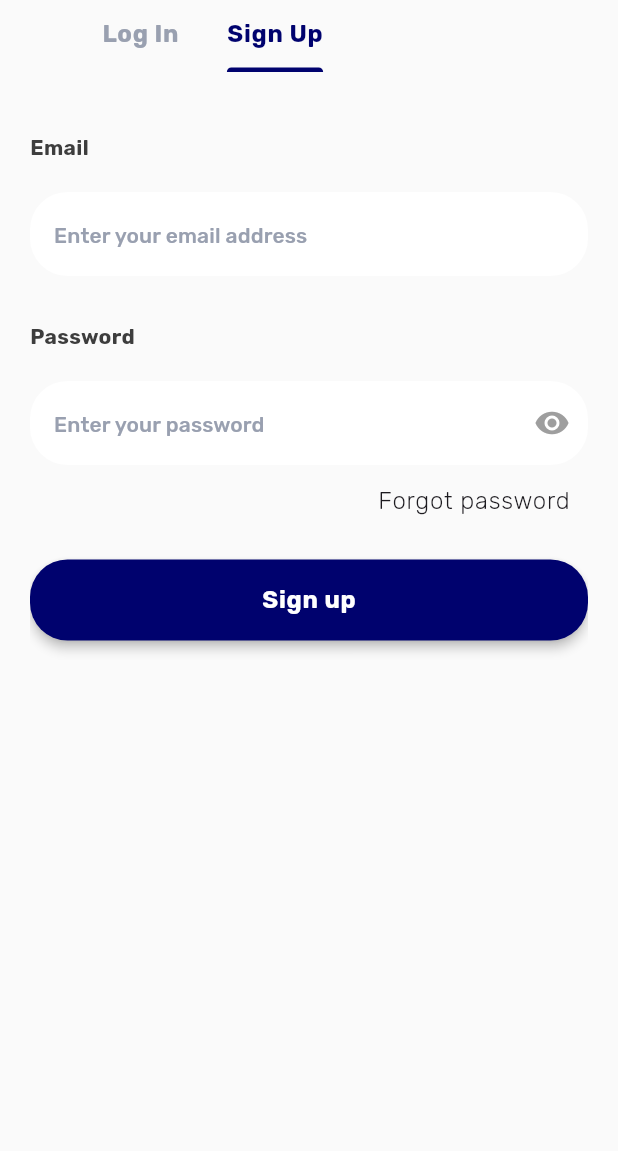
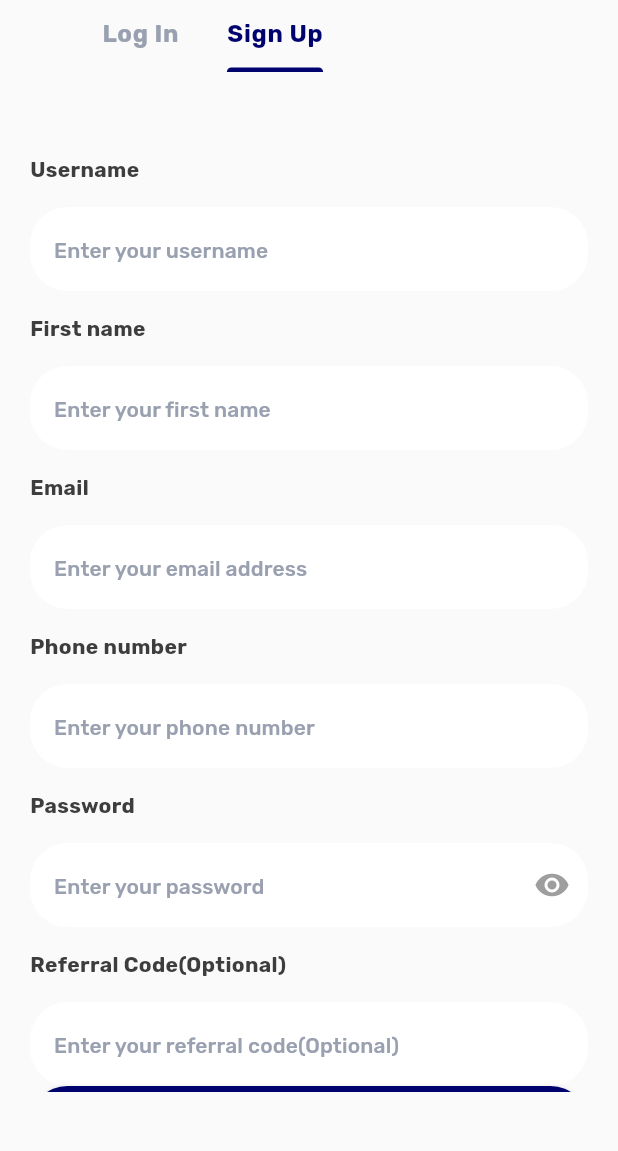
Before and after one commit to thedevsaxist/dantown-clone, a Flutter app: the screen it shows after launch, tab 2 chosen, on a phone screen of 412 x 824 dp, the part 84-1235 px from its top. Run offline on Flutter 3.47's test engine with Material 3 defaults, Android fonts, the phone set to English and light mode, and no system bars; our stand-ins replace get_it, go_router, google_fonts.

Commit message:
Refactor TextInput widget to include padding; update LoginScreen and SignUpScreen to utilize new padding parameter

```diff
--- a/lib/presentation/screens/login_screen.dart
+++ b/lib/presentation/screens/login_screen.dart
@@ -12,12 +12,14 @@ class LoginScreen extends StatefulWidget {
 }
 
 class _LoginScreenState extends State<LoginScreen> {
+  final double padding = 20;
   @override
   Widget build(BuildContext context) {
     final vm = context.read<ILoginScreenViewModel>();
     return Column(
       children: [
         TextInput(
+          padding: 20,
           textController: vm.emailController,
           focusNode: vm.emailFocusNode,
           label: "Email",
@@ -26,11 +28,10 @@ class _LoginScreenState extends State<LoginScreen> {
           nextFocusNode: vm.passwordFocusNode,
         ),
 
-        const SizedBox(height: 30),
-
         TextInput(
-          textController: vm.emailController,
-          focusNode: vm.emailFocusNode,
+          padding: 20,
+          textController: vm.passwordController,
+          focusNode: vm.passwordFocusNode,
           label: "Password",
           hintText: "Enter your password",
           keyboardType: TextInputType.visiblePassword,
--- a/lib/presentation/screens/sign_up_screen.dart
+++ b/lib/presentation/screens/sign_up_screen.dart
@@ -12,44 +12,80 @@ class SignUpScreen extends StatefulWidget {
 }
 
 class _SignUpScreenState extends State<SignUpScreen> {
+  final double padding = 15;
+
   @override
   Widget build(BuildContext context) {
     final vm = context.read<ISignUpScreenViewModel>();
-    return Column(
+    return ListView(
       children: [
+        // username
+        TextInput(
+          textController: vm.userNameController,
+          focusNode: vm.userNameFocusNode,
+          label: "Username",
+          hintText: "Enter your username",
+          keyboardType: TextInputType.name,
+          nextFocusNode: vm.firstNameFocusNode,
+          padding: padding, // Pass the padding variable
+        ),
+
+        // first name
+        TextInput(
+          textController: vm.firstNameController,
+          focusNode: vm.firstNameFocusNode,
+          label: "First name",
+          hintText: "Enter your first name",
+          keyboardType: TextInputType.name,
+          nextFocusNode: vm.emailFocusNode,
+          padding: padding, // Pass the padding variable
+        ),
+
+        // email
         TextInput(
           textController: vm.emailController,
           focusNode: vm.emailFocusNode,
           label: "Email",
           hintText: "Enter your email address",
           keyboardType: TextInputType.emailAddress,
-          nextFocusNode: vm.passwordFocusNode,
+          nextFocusNode: vm.phoneNumberFocusNode,
+          padding: padding, // Pass the padding variable
         ),
 
-        const SizedBox(height: 30),
+        // phone number
+        TextInput(
+          textController: vm.phoneNumberController,
+          focusNode: vm.phoneNumberFocusNode,
+          label: "Phone number",
+          hintText: "Enter your phone number",
+          keyboardType: TextInputType.number,
+          nextFocusNode: vm.passwordFocusNode,
+          padding: padding, // Pass the padding variable
+        ),
 
+        // password
         TextInput(
-          textController: vm.emailController,
-          focusNode: vm.emailFocusNode,
+          textController: vm.passwordController,
+          focusNode: vm.passwordFocusNode,
           label: "Password",
           hintText: "Enter your password",
           keyboardType: TextInputType.visiblePassword,
           nextFocusNode: vm.passwordFocusNode,
+          padding: padding, // Pass the padding variable
         ),
-        Row(
-          mainAxisAlignment: MainAxisAlignment.end,
-          children: [
-            TextButton(
-              onPressed: () {},
-              child: Text(
-                "Forgot password",
-                style: Theme.of(context).textTheme.bodyLarge?.copyWith(fontWeight: FontWeight.w300),
-              ),
-            ),
-          ],
+
+        // referral code
+        TextInput(
+          textController: vm.referralCodeController,
+          focusNode: vm.referralCodeFocusNode,
+          label: "Referral Code(Optional)",
+          hintText: "Enter your referral code(Optional)",
+          keyboardType: TextInputType.name,
+          nextFocusNode: vm.referralCodeFocusNode,
+          padding: padding, // Pass the padding variable
         ),
-        const SizedBox(height: 15),
 
+        // const SizedBox(height: 15),
         AdvanceButton(label: "Sign up", onPressed: () => vm.signUp(context)),
       ],
     );
--- a/lib/presentation/widgets/text_input.dart
+++ b/lib/presentation/widgets/text_input.dart
@@ -10,6 +10,7 @@ class TextInput extends StatefulWidget {
   final String hintText;
   final TextInputType keyboardType;
   final String? Function(String?)? validator;
+  final double padding;
 
   const TextInput({
     super.key,
@@ -20,6 +21,7 @@ class TextInput extends StatefulWidget {
     required this.keyboardType,
     this.validator,
     required this.nextFocusNode,
+    required this.padding,
   });
 
   @override
@@ -34,14 +36,16 @@ class _TextInputState extends State<TextInput> {
     return Column(
       crossAxisAlignment: CrossAxisAlignment.start,
       children: [
-        Text(
-          widget.label,
-          style: Theme.of(
-            context,
-          ).textTheme.bodyMedium?.copyWith(color: AppColors.darkGrey, fontWeight: FontWeight.bold),
+        Padding(
+          padding: EdgeInsets.symmetric(vertical: widget.padding),
+          child: Text(
+            widget.label,
+            style: Theme.of(context).textTheme.bodyMedium?.copyWith(
+              color: AppColors.darkGrey,
+              fontWeight: FontWeight.bold,
+            ),
+          ),
         ),
-
-        const SizedBox(height: 20),
 
         TextFormField(
           controller: widget.textController,
```
